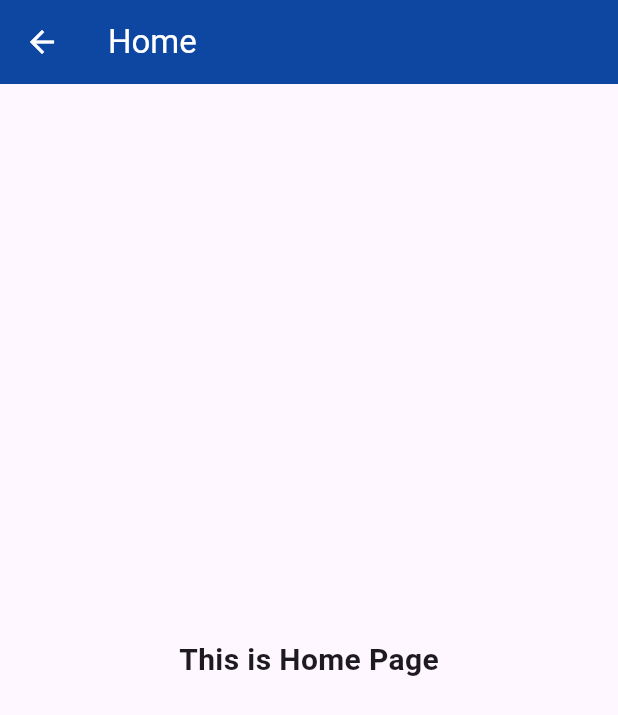
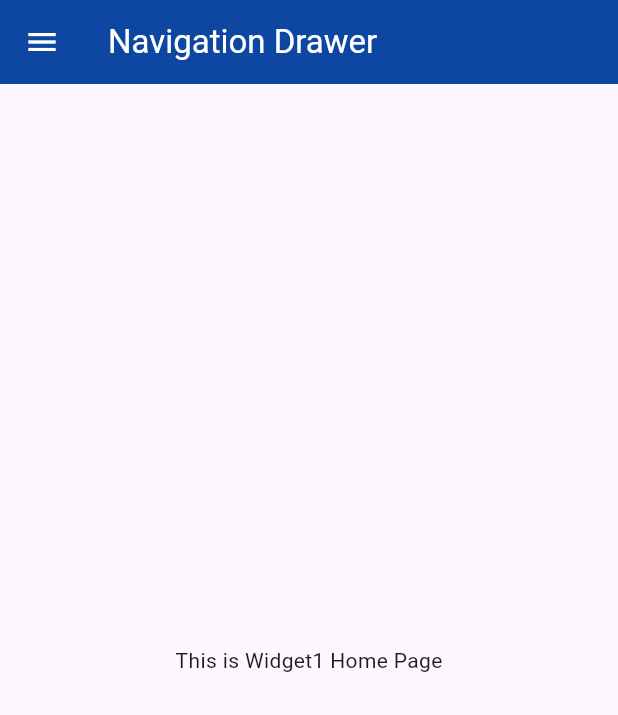
Before and after one commit to ManibharathiDev/Flutter_Learning, a Flutter app: the screen it shows after launch, in the side drawer, after a tap on "Home", on a phone screen of 412 x 824 dp. Shown: the top 715 px of the screen. Run offline on Flutter 3.47's test engine with Material 3 defaults, Android fonts, the phone set to English and light mode, and no system bars.

Commit message:
Navigation Drawer State Added

```diff
--- a/lib/main.dart
+++ b/lib/main.dart
@@ -10,11 +10,115 @@ class MyApp extends StatelessWidget{
   Widget build(BuildContext context) {
     return MaterialApp(
       title: 'Suguna Demo Flutter App',
-      home: Home(),
+      home: HomeState(),
     );
   }
 
 }
+
+class HomeState extends StatefulWidget{
+
+    const HomeState({super.key});
+    @override
+    State<HomeState> createState() {
+      return _MyHomeDrawer();
+    }
+}
+
+class _MyHomeDrawer extends State<HomeState>
+{
+
+  String selectedPage = '';
+
+    @override
+  Widget build(BuildContext context) {
+
+      return Scaffold(
+        appBar: AppBar(
+          iconTheme: IconThemeData(color: Colors.white),
+          title: Text('Navigation Drawer',style:TextStyle(
+            color: Colors.white
+          )),
+          backgroundColor: Colors.blue.shade900,
+        ),
+
+        drawer: Drawer(
+          child: ListView(
+            children: [
+
+              // User Accounts Header
+              const UserAccountsDrawerHeader(accountName: Text('Manibharathi'),
+              accountEmail: Text('manibharathir@sugunafoods.com'),
+              currentAccountPicture: CircleAvatar(
+                backgroundColor: Colors.white,
+                child: Text("M",
+                style: TextStyle(fontSize: 40.0),
+                ),
+              ),
+              ),
+              // Normal Header
+              // const DrawerHeader(
+              //   decoration: BoxDecoration(
+              //     color: Colors.lightBlueAccent
+              //   ),
+              //   child: Text('SFPL')
+
+              //   ),
+                ListTile(
+                  title: const Text('Home'),
+                  leading: Icon(Icons.home),
+                  onTap: (){
+                      //Close the drawer
+                      Navigator.pop(context);
+                       setState(() {
+                         selectedPage = 'HOME';
+                       });
+                  },
+                ),
+
+                ListTile(
+                  title: const Text('About us'),
+                  leading: Icon(Icons.add_moderator_outlined),
+                  onTap: (){
+                      Navigator.pop(context);
+                       setState(() {
+                         selectedPage = 'ABOUT';
+                       });
+                  },
+                )
+            ],
+          ),
+        ),
+        body: Center(
+          child: (selectedPage == 'HOME')?HomeWidget1():AboutWidget1(),
+        ),
+      );
+
+
+
+  }
+}
+
+class HomeWidget1 extends StatelessWidget{
+  @override
+  Widget build(BuildContext context) {
+    return Scaffold(
+      body: Center(child: Text('This is Widget1 Home Page')),
+    );
+  }
+
+}
+
+class AboutWidget1 extends StatelessWidget{
+  @override
+  Widget build(BuildContext context) {
+      return Scaffold(
+        body: Center(child: Text('This is About Widget1')),
+      );
+  }
+
+}
+
 
 class Home extends StatelessWidget{
   @override
@@ -32,15 +136,28 @@ class Home extends StatelessWidget{
         drawer: Drawer(
           child: ListView(
             children: [
-              const DrawerHeader(
-                decoration: BoxDecoration(
-                  color: Colors.lightBlueAccent
+
+              // User Accounts Header
+              const UserAccountsDrawerHeader(accountName: Text('Manibharathi'),
+              accountEmail: Text('manibharathir@sugunafoods.com'),
+              currentAccountPicture: CircleAvatar(
+                backgroundColor: Colors.white,
+                child: Text("M",
+                style: TextStyle(fontSize: 40.0),
                 ),
-                child: Text('SFPL')
+              ),
+              ),
+              // Normal Header
+              // const DrawerHeader(
+              //   decoration: BoxDecoration(
+              //     color: Colors.lightBlueAccent
+              //   ),
+              //   child: Text('SFPL')
 
-                ),
+              //   ),
                 ListTile(
                   title: const Text('Home'),
+                  leading: Icon(Icons.home),
                   onTap: (){
                       //Close the drawer
                       Navigator.pop(context);
@@ -52,6 +169,7 @@ class Home extends StatelessWidget{
 
                 ListTile(
                   title: const Text('About us'),
+                  leading: Icon(Icons.add_moderator_outlined),
                   onTap: (){
                       Navigator.pop(context);
                        Navigator.push(context,
```
